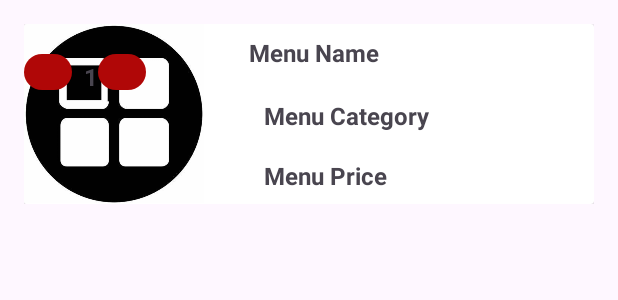
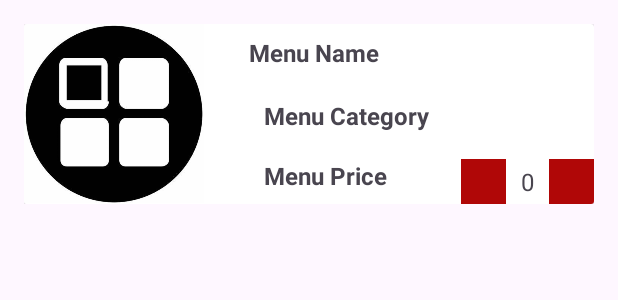
Before and after one commit to harismuj/ECanteen, an Android app: the layout item_menu.xml on its own in the app's theme, with its tools: preview values and no code run, on a phone screen of 412 x 824 dp. Shown: the top 300 px of the screen. Run offline under Robolectric (Android 15) with nearby library versions, the phone set to English and light mode, and no system bars.

Commit message:
outlet menu

```diff
--- a/app/src/main/res/layout/item_menu.xml
+++ b/app/src/main/res/layout/item_menu.xml
@@ -1,6 +1,8 @@
 <?xml version="1.0" encoding="utf-8"?>
 <!-- item_menu.xml -->
 <LinearLayout xmlns:android="http://schemas.android.com/apk/res/android"
+    xmlns:app="http://schemas.android.com/apk/res-auto"
+    xmlns:tools="http://schemas.android.com/tools"
     android:layout_width="match_parent"
     android:layout_height="wrap_content"
     android:orientation="vertical"
@@ -50,33 +52,41 @@
 
         <!-- Add buttons and index number -->
         <LinearLayout
-            android:layout_width="match_parent"
+            android:layout_width="wrap_content"
             android:layout_height="wrap_content"
-            android:orientation="horizontal"
-            android:layout_marginTop="16dp">
+            android:layout_gravity="bottom|end"
+            android:orientation="horizontal">
 
             <Button
-                android:id="@+id/minusButton"
-                android:layout_width="32dp"
-                android:layout_height="32dp"
+                android:id="@+id/btnPlus"
+                android:layout_width="30dp"
+                android:layout_height="30dp"
+                android:text="+"
+                android:textSize="16sp"
+                android:background="@color/red"
+                android:gravity="center"
+                android:onClick="onPlusButtonClick"/>
+
+            <TextView
+                android:id="@+id/quantityTextView"
+                android:layout_width="wrap_content"
+                android:layout_height="wrap_content"
+                android:layout_gravity="center"
+                android:layout_marginLeft="10dp"
+                android:layout_marginRight="10dp"
+                android:text="0"
+                android:textSize="16sp" />
+
+            <Button
+                android:id="@+id/btnMinus"
+                android:layout_width="30dp"
+                android:layout_height="30dp"
                 android:text="-"
+                android:textSize="16sp"
+                android:background="@color/red"
+                android:gravity="center"
                 android:onClick="onMinusButtonClick"/>
 
-            <TextView
-                android:id="@+id/indexNumber"
-                android:layout_width="wrap_content"
-                android:layout_height="wrap_content"
-                android:layout_marginStart="8dp"
-                android:text="1"
-                android:textSize="16sp"
-                android:textStyle="bold" />
-
-            <Button
-                android:id="@+id/plusButton"
-                android:layout_width="32dp"
-                android:layout_height="32dp"
-                android:text="+"
-                android:onClick="onPlusButtonClick"/>
         </LinearLayout>
 
     </androidx.cardview.widget.CardView>
```
Also changed, not shown: app/src/main/java/com/jungkatjungkit/ecanteen/activity/OutletActivity.java (+22 -4 lines), app/src/main/java/com/jungkatjungkit/ecanteen/config/menu/MenuAdapter.java (+71 -4 lines), app/src/main/java/com/jungkatjungkit/ecanteen/config/menu/MenuResponse.java (+10 -1 lines), app/src/main/res/layout/activity_outlet.xml (+26 -6 lines).
